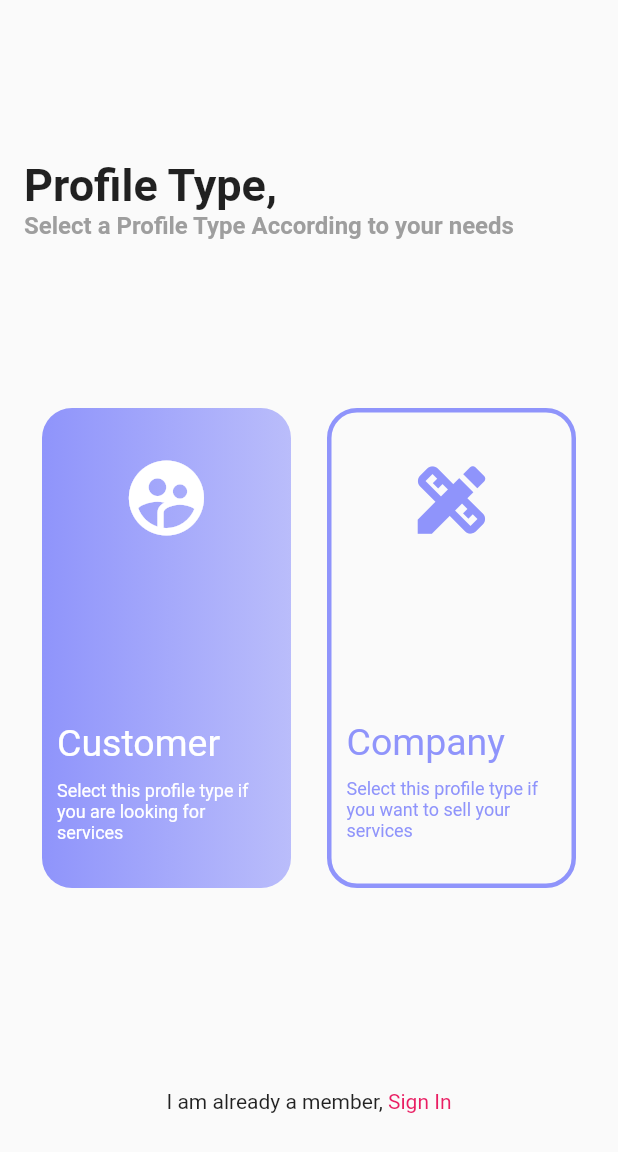
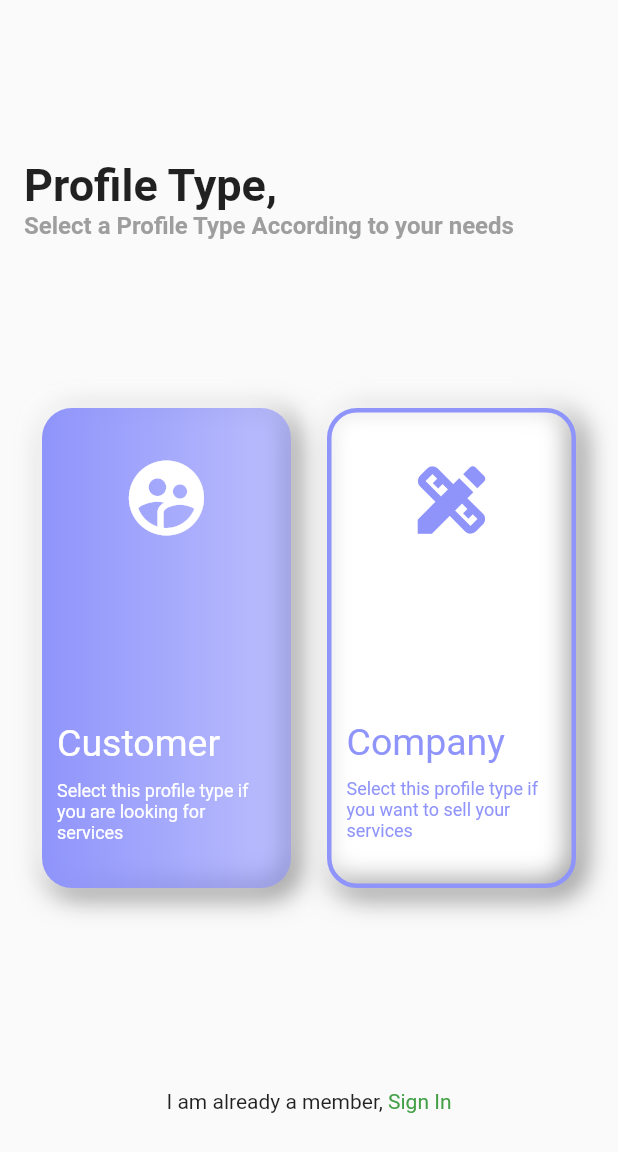
Before and after one commit to xybercommander/Prarambh, a Flutter app: the screen it shows after launch, after a tap on "Sign Up", on a phone screen of 412 x 824 dp. Shown: the top 1152 px of the screen. Run offline on Flutter 3.47's test engine with Material 2 defaults, Android fonts, the phone set to English and light mode, and no system bars; our stand-ins replace cloud_firestore, firebase_auth, firebase_core, flare_flutter, page_transition; missing offline and left inert: flare_dart; accounts and stored records are empty; Roboto replaces fonts that are missing (Montserrat-Bold); project files that could hold a hidden picture were left out.

Commit message:
neumorphism on profile types added

```diff
--- a/lib/SignInPages/login.dart
+++ b/lib/SignInPages/login.dart
@@ -216,7 +216,7 @@ class _LoginState extends State<Login> {
                                 ),
                             child: Text(
                               "Sign Up",
-                              style: TextStyle(color: Colors.pink[200]),
+                              style: TextStyle(color: Colors.green[600]),
                             )),
                       ],
                     ),
--- a/lib/SignInPages/profile_type.dart
+++ b/lib/SignInPages/profile_type.dart
@@ -6,6 +6,7 @@ import 'package:page_transition/page_transition.dart';
 
 class ProfileType extends StatelessWidget {
   @override
+  bool darkMode = false;
   Widget build(BuildContext context) {
     return Scaffold(
       body: Container(
@@ -52,7 +53,21 @@ class ProfileType extends StatelessWidget {
                     height: 320,
                     padding: EdgeInsets.symmetric(vertical: 30, horizontal: 10),
                     decoration: BoxDecoration(
-                        borderRadius: BorderRadius.circular(20),
+                        borderRadius: BorderRadius.all(Radius.circular(20)),
+                        boxShadow: [
+                          BoxShadow(
+                              color: darkMode
+                                  ? Colors.grey[900]
+                                  : Colors.grey[600],
+                              offset: Offset(4.0, 4.0),
+                              blurRadius: 15.0,
+                              spreadRadius: 1.0),
+                          BoxShadow(
+                              color: darkMode ? Colors.grey[800] : Colors.white,
+                              offset: Offset(-4.0, -4.0),
+                              blurRadius: 15.0,
+                              spreadRadius: 1.0)
+                        ],
                         gradient: LinearGradient(colors: [
                           Color.fromRGBO(143, 148, 251, 1),
                           Color.fromRGBO(143, 148, 251, .6)
@@ -100,7 +115,20 @@ class ProfileType extends StatelessWidget {
                     width: MediaQuery.of(context).size.width / 2 - 40,
                     height: 320,
                     decoration: BoxDecoration(
-                      borderRadius: BorderRadius.circular(20),
+                      borderRadius: BorderRadius.all(Radius.circular(20)),
+                      boxShadow: [
+                        BoxShadow(
+                            color:
+                                darkMode ? Colors.grey[900] : Colors.grey[600],
+                            offset: Offset(4.0, 4.0),
+                            blurRadius: 15.0,
+                            spreadRadius: 1.0),
+                        BoxShadow(
+                            color: darkMode ? Colors.grey[800] : Colors.white,
+                            offset: Offset(-4.0, -4.0),
+                            blurRadius: 15.0,
+                            spreadRadius: 1.0)
+                      ],
                       border: Border.all(
                           color: Color.fromRGBO(143, 148, 251, 1), width: 3),
                     ),
@@ -155,7 +183,7 @@ class ProfileType extends StatelessWidget {
                           ),
                       child: Text(
                         "Sign In",
-                        style: TextStyle(color: Colors.pink),
+                        style: TextStyle(color: Colors.green[600]),
                       )),
                 ],
               ),
```
